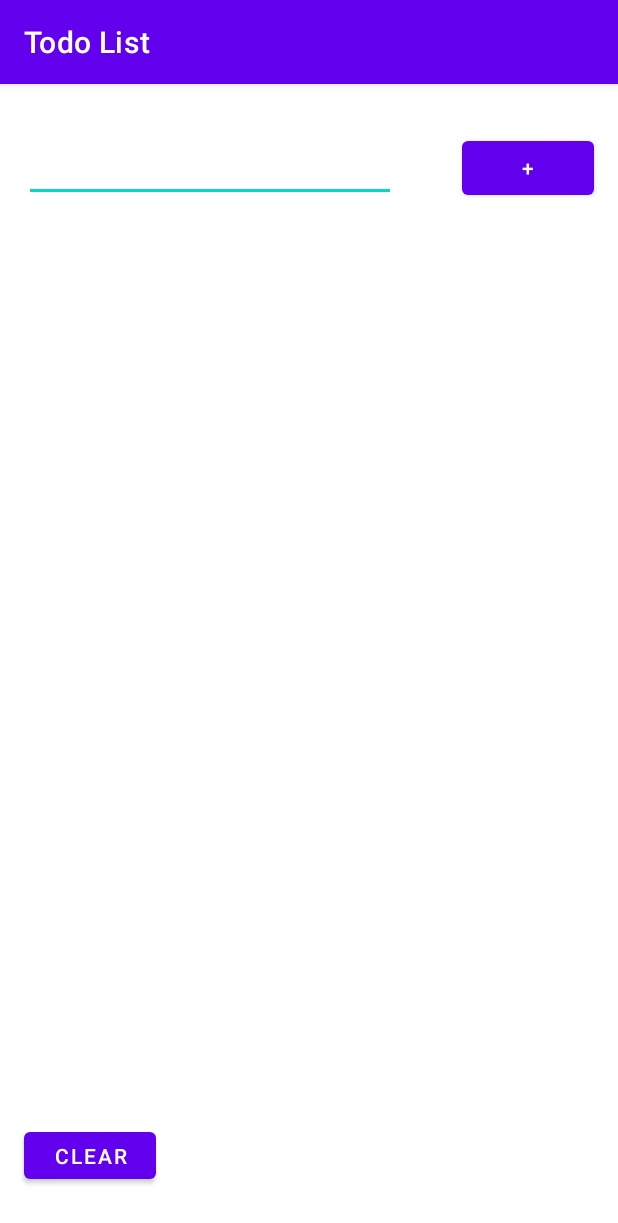
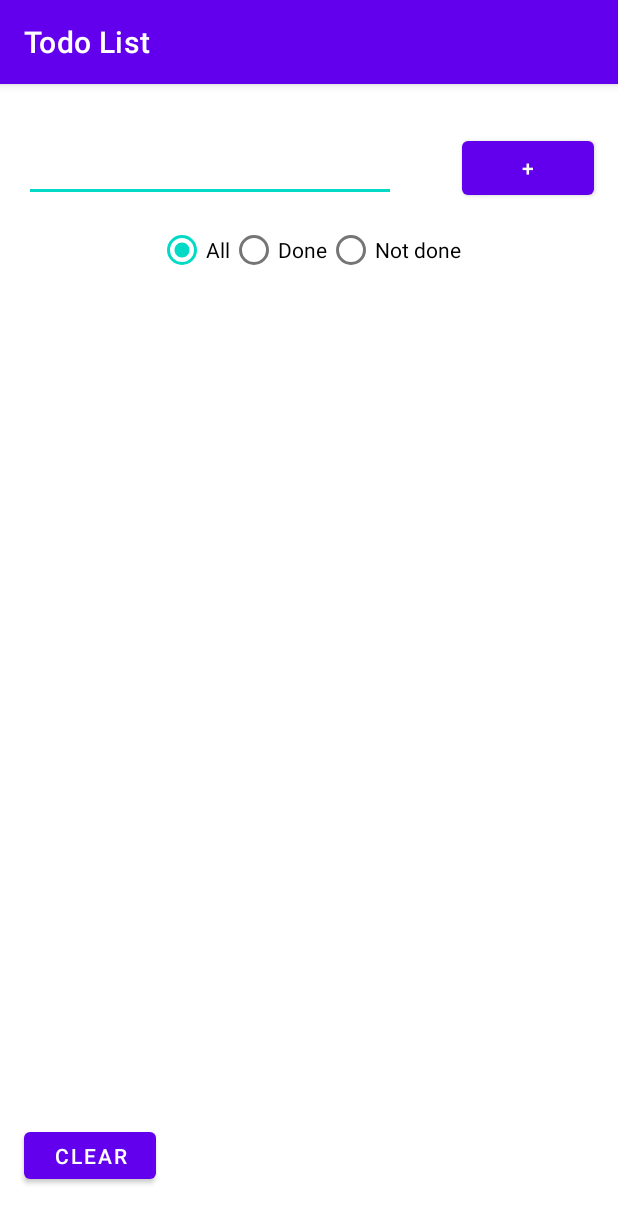
Before and after one commit to dmitryweiner/todolist-android, an Android app: the screen it shows after launch (MainActivity), on a phone screen of 412 x 824 dp. Shown: the top 1223 px of the screen. Run offline under Robolectric (Android 15) with nearby library versions, the phone set to English and light mode, and no system bars.

Commit message:
Added Radiobuttons

```diff
--- a/app/src/main/java/com/dmitryweiner/todolist/MainActivity.java
+++ b/app/src/main/java/com/dmitryweiner/todolist/MainActivity.java
@@ -4,10 +4,13 @@ import androidx.appcompat.app.AppCompatActivity;
 import androidx.recyclerview.widget.RecyclerView;
 
 import android.os.Bundle;
+import android.util.Log;
 import android.view.View;
 import android.widget.AdapterView;
 import android.widget.Button;
 import android.widget.EditText;
+import android.widget.RadioGroup;
+
 import java.util.ArrayList;
 
 public class MainActivity extends AppCompatActivity implements View.OnClickListener {
@@ -23,6 +26,24 @@ public class MainActivity extends AppCompatActivity implements View.OnClickListe
         button.setOnClickListener(this);
         Button buttonClear = findViewById(R.id.buttonClear);
         buttonClear.setOnClickListener(this);
+
+        RadioGroup radioGroup = findViewById(R.id.radioGroup);
+        radioGroup.setOnCheckedChangeListener(new RadioGroup.OnCheckedChangeListener() {
+            @Override
+            public void onCheckedChanged(RadioGroup radioGroup, int id) {
+                switch (id) {
+                    case R.id.radioButtonAll:
+                        Log.d("TODO", "Filter All");
+                        break;
+                    case R.id.radioButtonDone:
+                        Log.d("TODO", "Filter Done");
+                        break;
+                    case R.id.radioButtonNotDone:
+                        Log.d("TODO", "Filter Not Done");
+                        break;
+                }
+            }
+        });
 
         todoAdapter = new TodoAdapter(this, todos);
         RecyclerView recyclerView = findViewById(R.id.recyclerView);
--- a/app/src/main/res/layout/activity_main.xml
+++ b/app/src/main/res/layout/activity_main.xml
@@ -47,13 +47,45 @@
         android:layout_width="fill_parent"
         android:layout_height="0dp"
         android:layout_marginStart="8dp"
-        android:layout_marginTop="8dp"
         android:layout_marginEnd="8dp"
         android:layout_marginBottom="8dp"
         app:layoutManager="androidx.recyclerview.widget.LinearLayoutManager"
         app:layout_constraintBottom_toTopOf="@+id/buttonClear"
         app:layout_constraintEnd_toEndOf="parent"
         app:layout_constraintStart_toStartOf="parent"
-        app:layout_constraintTop_toBottomOf="@+id/editText" />
+        app:layout_constraintTop_toBottomOf="@+id/radioGroup" />
+
+    <RadioGroup
+        android:id="@+id/radioGroup"
+        android:layout_width="wrap_content"
+        android:layout_height="wrap_content"
+        android:layout_marginTop="8dp"
+        android:layout_marginBottom="8dp"
+        android:orientation="horizontal"
+        app:layout_constraintBottom_toTopOf="@+id/recyclerView"
+        app:layout_constraintEnd_toEndOf="parent"
+        app:layout_constraintStart_toStartOf="parent"
+        app:layout_constraintTop_toBottomOf="@+id/editText">
+
+        <RadioButton
+            android:id="@+id/radioButtonAll"
+            android:layout_width="match_parent"
+            android:layout_height="wrap_content"
+            android:checked="true"
+            android:text="All" />
+
+        <RadioButton
+            android:id="@+id/radioButtonDone"
+            android:layout_width="match_parent"
+            android:layout_height="wrap_content"
+            android:text="Done" />
+
+        <RadioButton
+            android:id="@+id/radioButtonNotDone"
+            android:layout_width="wrap_content"
+            android:layout_height="wrap_content"
+            android:layout_weight="1"
+            android:text="Not done" />
+    </RadioGroup>
 
 </androidx.constraintlayout.widget.ConstraintLayout>
```
